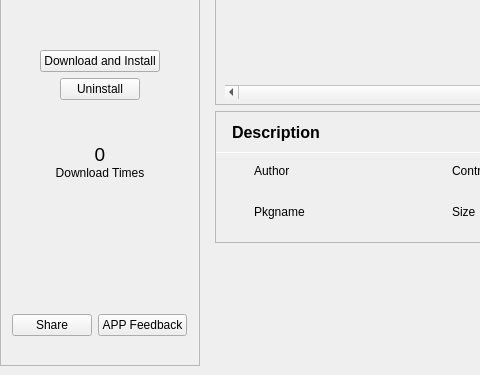
This is src/pages/appintopage.ui in spark-store-project/spark-store as Qt 5 draws it before an edit; both pictures show x 0 to 480 and y 226 to 601 of the 806 by 601 pixel window. The edited form follows.
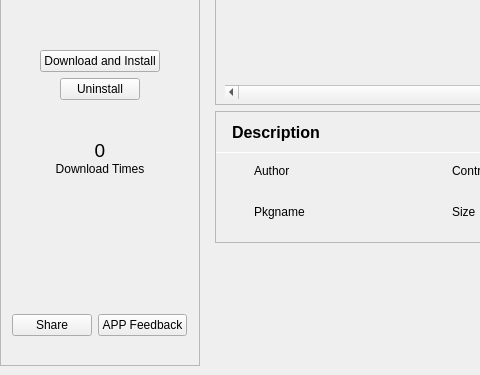
This is the edited form. Icons and pictures are not drawn.

Patch:
```diff
--- a/src/pages/appintopage.ui
+++ b/src/pages/appintopage.ui
@@ -363,6 +363,19 @@
            </item>
           </layout>
          </item>
+         <item>
+          <spacer name="verticalSpacer_9">
+           <property name="orientation">
+            <enum>Qt::Vertical</enum>
+           </property>
+           <property name="sizeHint" stdset="0">
+            <size>
+             <width>20</width>
+             <height>40</height>
+            </size>
+           </property>
+          </spacer>
+         </item>
          <item>
           <layout class="QHBoxLayout" name="horizontalLayout_4">
            <item>
@@ -463,22 +476,6 @@
            </item>
           </layout>
          </item>
-         <item>
-          <spacer name="verticalSpacer_9">
-           <property name="orientation">
-            <enum>Qt::Vertical</enum>
-           </property>
-           <property name="sizeType">
-            <enum>QSizePolicy::Expanding</enum>
-           </property>
-           <property name="sizeHint" stdset="0">
-            <size>
-             <width>20</width>
-             <height>20</height>
-            </size>
-           </property>
-          </spacer>
-         </item>
          <item>
           <layout class="QHBoxLayout" name="horizontalLayout_13">
            <item>
```
Left out of the diff: 62 changed lines with no effect on the pictures.
